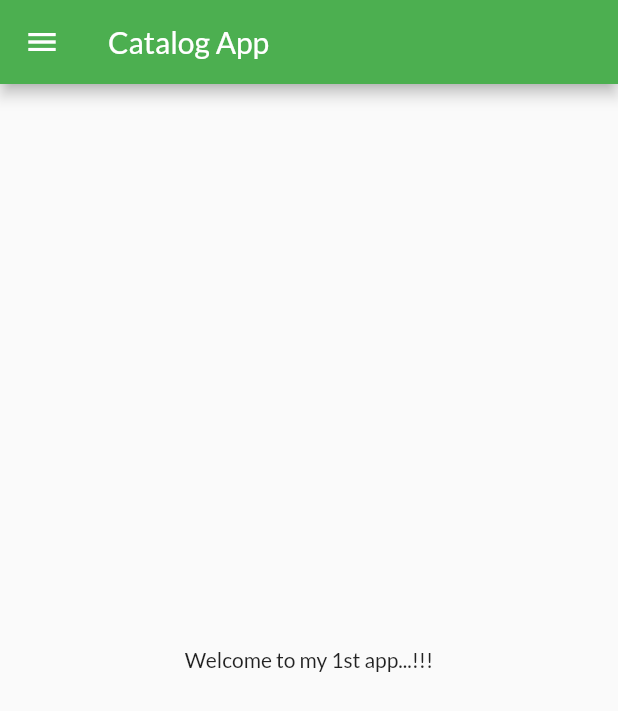
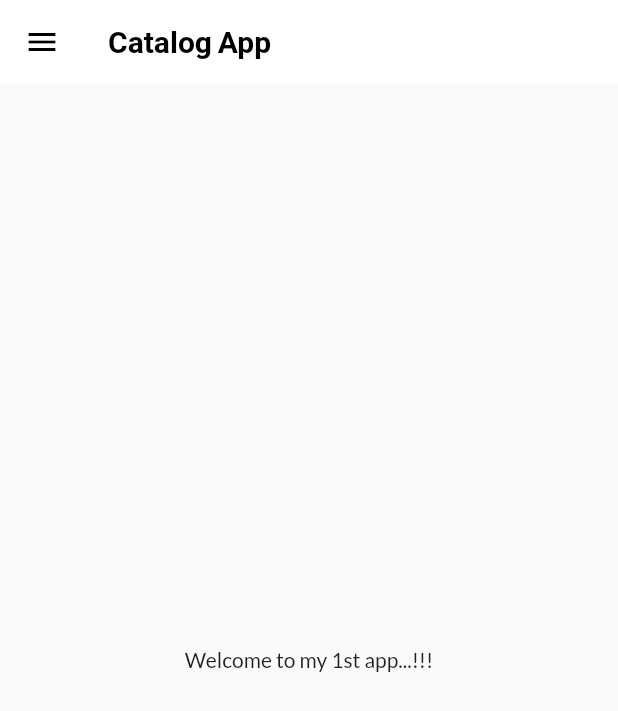
Before and after one commit to SUSHANT-0210/30DaysOfFlutter, a Flutter app: the screen it shows after launch, on a phone screen of 412 x 824 dp. Shown: the top 711 px of the screen. Run offline on Flutter 3.47's test engine with Material 2 defaults, Android fonts, the phone set to English and light mode, and no system bars; our stand-ins replace google_fonts.

Commit message:
themes extracted

```diff
--- a/lib/main.dart
+++ b/lib/main.dart
@@ -1,6 +1,7 @@
 import 'package:flutter/material.dart';
 import 'package:flutter_catalog/pages/login_page.dart';
 import 'package:flutter_catalog/pages/utils/routes.dart';
+import 'package:flutter_catalog/widgets/themes.dart';
 import 'package:google_fonts/google_fonts.dart';
 import 'pages/home_page.dart';
 import 'package:flutter_catalog/pages/home_page.dart';
@@ -15,11 +16,9 @@ class MyApp extends StatelessWidget {
   @override
   Widget build(BuildContext context) {
     return MaterialApp(
-
-
       themeMode: ThemeMode.light,
-      theme: ThemeData(primarySwatch: Colors.green, fontFamily: GoogleFonts.lato().fontFamily),
-      darkTheme: ThemeData(brightness: Brightness.dark),
+      theme: MyTheme.themeData,
+      darkTheme: MyTheme.darkTheme,
       initialRoute: "/home",
       routes: {"/": (context) => LoginPage(), MyRoutes.homeRoute:(context) => HomePage(),   MyRoutes.loginRoute: (context) => LoginPage()},
     );
--- a/lib/pages/home_page.dart
+++ b/lib/pages/home_page.dart
@@ -8,7 +8,9 @@ class HomePage extends StatelessWidget {
   @override
   Widget build(BuildContext context) {
     return Scaffold(
-      appBar: AppBar(title: Text("Catalog App"),),
+      appBar: AppBar(
+
+        title: Text("Catalog App"),),
 
       body: Center(
         child: Container(
--- /dev/null
+++ b/lib/widgets/themes.dart
@@ -0,0 +1,19 @@
+import 'package:flutter/material.dart';
+import 'package:google_fonts/google_fonts.dart';
+
+class MyTheme{
+  static ThemeData get themeData => ThemeData(
+        primarySwatch: Colors.green,
+        fontFamily: GoogleFonts.lato().fontFamily,
+        appBarTheme: AppBarTheme(
+          color: Colors.white,
+          elevation : 0.0,
+          iconTheme: IconThemeData(color: Colors.black),
+          titleTextStyle :  TextStyle(color: Colors.black, fontSize: 20, fontWeight: FontWeight.bold)
+          ));
+
+  static ThemeData get darkTheme => ThemeData(
+    brightness: Brightness.dark,
+        );
+
+}
```
